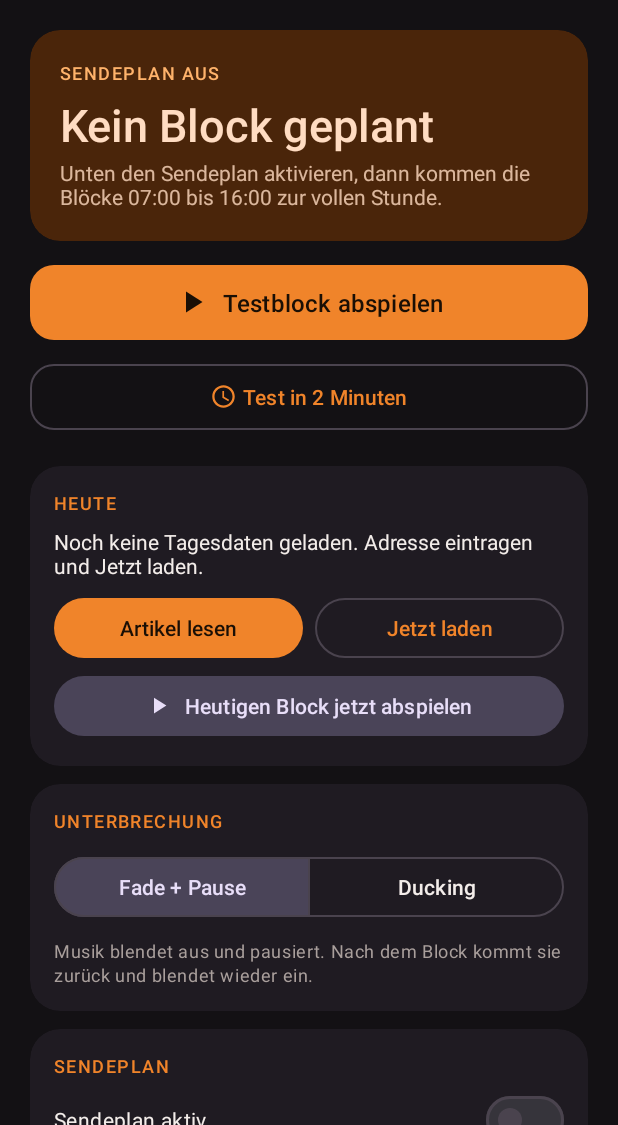
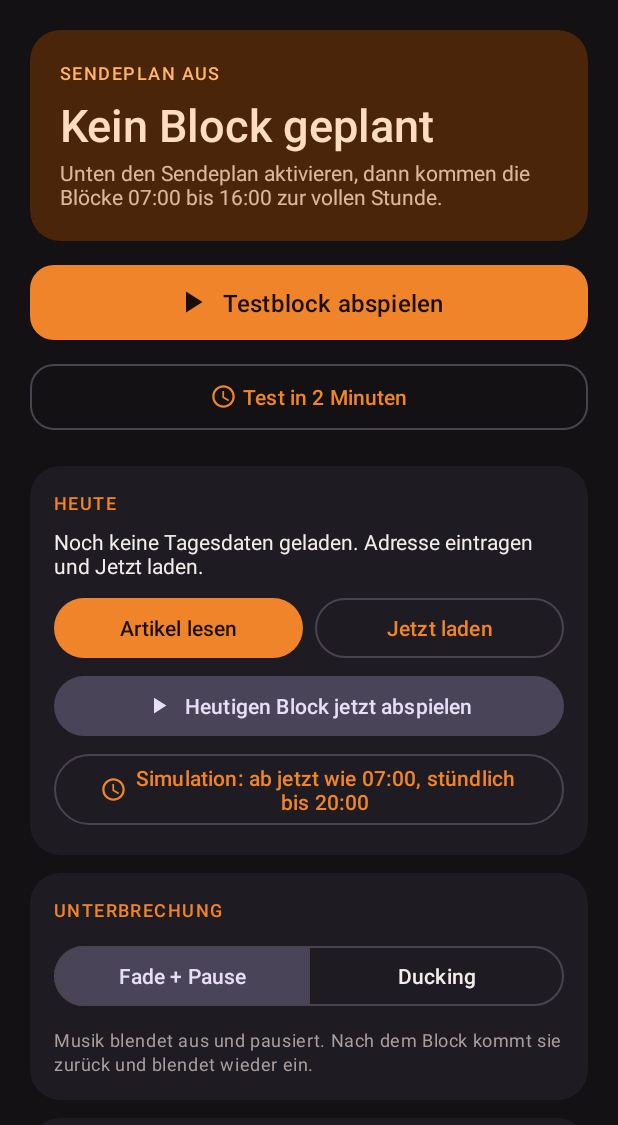
Before and after one commit to MedievalDev/FoxRadio, an Android app: the screen it shows after launch (MainActivity), on a phone screen of 412 x 824 dp, the part 111-1236 px from its top. Run offline under Robolectric (Android 15) with nearby library versions, the phone set to English and light mode, and no system bars.

Commit message:
App: Simulationsmodus ab jetzt wie 07:00, stündlich bis 20:00
Knopf in der Heute-Karte: spielt sofort den ersten Block der geladenen
Playlist, danach jede Stunde den nächsten, bis die Playlist durch ist oder
der nächste Termin nach 20:00 läge. Danach schaltet die Simulation sich ab
und der normale Plan 07 bis 16 Uhr gilt wieder. Reguläre Slot-Wecker werden
währenddessen übersprungen. Erster Block spielt immer, die folgenden
beachten "Nur wenn Musik läuft". Statuszeile mit Block-Nummer und nächstem
Termin, zweiter Druck beendet die Simulation.

Co-Authored-By: Claude Fable 5.1 <noreply@anthropic.com>
Claude-Session: https://claude.ai/code/session_01PwFvDeZDWbGmCHpkHtqMzX

```diff
--- a/app/src/main/java/de/alchemyfox/foxradio/MainActivity.kt
+++ b/app/src/main/java/de/alchemyfox/foxradio/MainActivity.kt
@@ -143,6 +143,14 @@ class MainActivity : AppCompatActivity() {
         }
 
         findViewById<View>(R.id.btnPlayBlockNow).setOnClickListener { playTodayBlockNow() }
+        findViewById<View>(R.id.btnSimulation).setOnClickListener {
+            if (Simulation.isActive(prefs)) {
+                Simulation.stop(this, "manuell beendet")
+            } else if (Simulation.start(this) == null) {
+                Toast.makeText(this, R.string.toast_no_block, Toast.LENGTH_LONG).show()
+            }
+            refresh()
+        }
 
         val editUrl = findViewById<EditText>(R.id.editUrl)
         val editUser = findViewById<EditText>(R.id.editUser)
@@ -240,6 +248,17 @@ class MainActivity : AppCompatActivity() {
     private fun refreshToday() {
         val lib = Library(this)
         val playlist = lib.playlist()
+        val simButton = findViewById<com.google.android.material.button.MaterialButton>(R.id.btnSimulation)
+        val simStatus = findViewById<TextView>(R.id.simStatus)
+        val simNext = Simulation.nextTime(this)
+        if (simNext != null && playlist != null) {
+            simButton.setText(R.string.btn_simulation_stop)
+            simStatus.text = getString(R.string.sim_status, prefs.simIndex + 1, playlist.second.size, simNext.format(Schedule.FMT))
+            simStatus.visibility = View.VISIBLE
+        } else {
+            simButton.setText(R.string.btn_simulation_start)
+            simStatus.visibility = View.GONE
+        }
         val articles = lib.articles()?.second ?: emptyList()
         if (playlist == null) {
             todayText.setText(R.string.today_none)
--- a/app/src/main/java/de/alchemyfox/foxradio/Prefs.kt
+++ b/app/src/main/java/de/alchemyfox/foxradio/Prefs.kt
@@ -55,6 +55,15 @@ class Prefs(context: Context) {
         get() = sp.getString(KEY_PASS, "") ?: ""
         set(value) = sp.edit().putString(KEY_PASS, value).apply()
 
+    /** Simulation: Startzeit (0 = aus), Index des naechsten Blocks, Tag der Playlist. */
+    var simStart: Long
+        get() = sp.getLong(KEY_SIM_START, 0L)
+        set(value) = sp.edit().putLong(KEY_SIM_START, value).apply()
+
+    var simIndex: Int
+        get() = sp.getInt(KEY_SIM_INDEX, 0)
+        set(value) = sp.edit().putInt(KEY_SIM_INDEX, value).apply()
+
     var lastSync: String
         get() = sp.getString(KEY_LAST_SYNC, "") ?: ""
         set(value) = sp.edit().putString(KEY_LAST_SYNC, value).apply()
@@ -82,6 +91,8 @@ class Prefs(context: Context) {
         private const val KEY_USER = "auth_user"
         private const val KEY_PASS = "auth_pass"
         private const val KEY_LAST_SYNC = "last_sync"
+        private const val KEY_SIM_START = "sim_start"
+        private const val KEY_SIM_INDEX = "sim_index"
         private const val KEY_LOG = "log"
         private const val MAX_LOG_LINES = 40
         private val LOG_FMT: DateTimeFormatter = DateTimeFormatter.ofPattern("dd.MM. HH:mm:ss")
--- a/app/src/main/res/layout/activity_main.xml
+++ b/app/src/main/res/layout/activity_main.xml
@@ -200,6 +200,24 @@
                     android:text="@string/btn_play_block_now"
                     app:icon="@drawable/ic_play"
                     app:iconGravity="textStart" />
+
+                <com.google.android.material.button.MaterialButton
+                    android:id="@+id/btnSimulation"
+                    style="@style/Widget.Material3.Button.OutlinedButton"
+                    android:layout_width="match_parent"
+                    android:layout_height="wrap_content"
+                    android:layout_marginTop="4dp"
+                    android:text="@string/btn_simulation_start"
+                    app:icon="@drawable/ic_timer"
+                    app:iconGravity="textStart" />
+
+                <TextView
+                    android:id="@+id/simStatus"
+                    style="@style/Text.Hint"
+                    android:layout_width="match_parent"
+                    android:layout_height="wrap_content"
+                    android:layout_marginTop="4dp"
+                    android:visibility="gone" />
             </LinearLayout>
         </com.google.android.material.card.MaterialCardView>
 
--- a/app/src/main/res/values/strings.xml
+++ b/app/src/main/res/values/strings.xml
@@ -49,6 +49,9 @@
     <string name="btn_articles">Artikel lesen</string>
     <string name="btn_sync">Jetzt laden</string>
     <string name="btn_play_block_now">Heutigen Block jetzt abspielen</string>
+    <string name="btn_simulation_start">Simulation: ab jetzt wie 07:00, stündlich bis 20:00</string>
+    <string name="btn_simulation_stop">Simulation beenden</string>
+    <string name="sim_status">Simulation läuft: Block %1$d von %2$d, nächster um %3$s</string>
     <string name="toast_no_block">Kein Block geladen. Erst Verbindung eintragen und "Jetzt laden".</string>
     <string name="toast_sync_started">Lade Tagesdaten …</string>
 
```
Also changed, not shown: app/src/main/java/de/alchemyfox/foxradio/AlarmReceiver.kt (+9 -0 lines), app/src/main/java/de/alchemyfox/foxradio/Scheduler.kt (+107 -0 lines).
